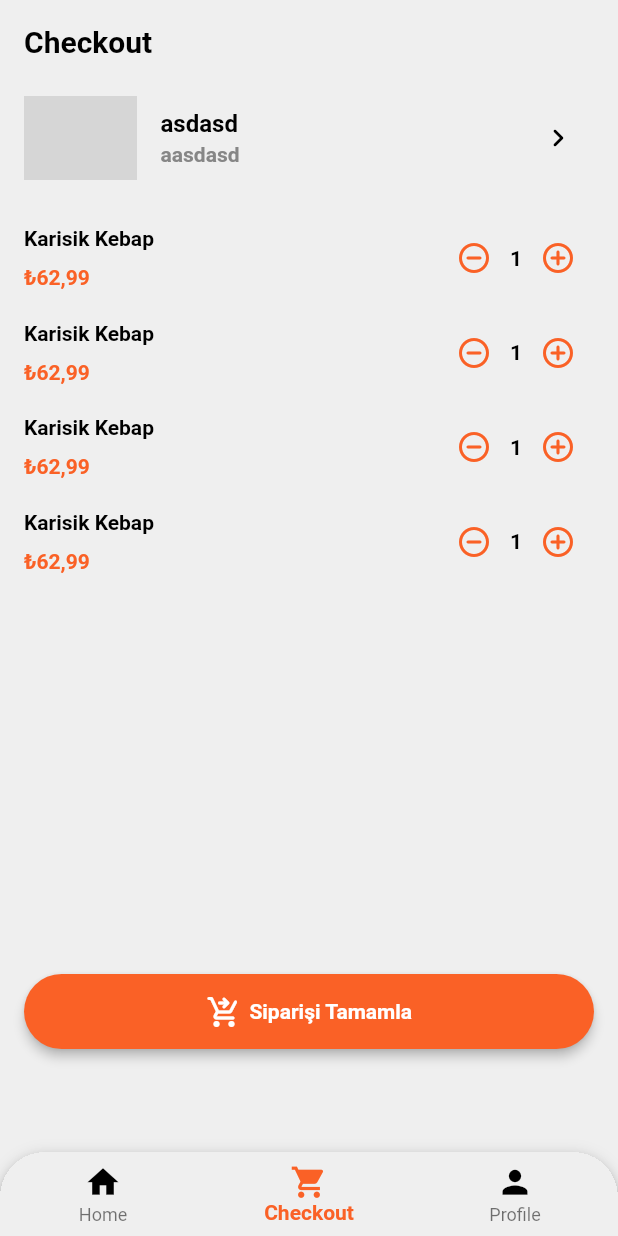
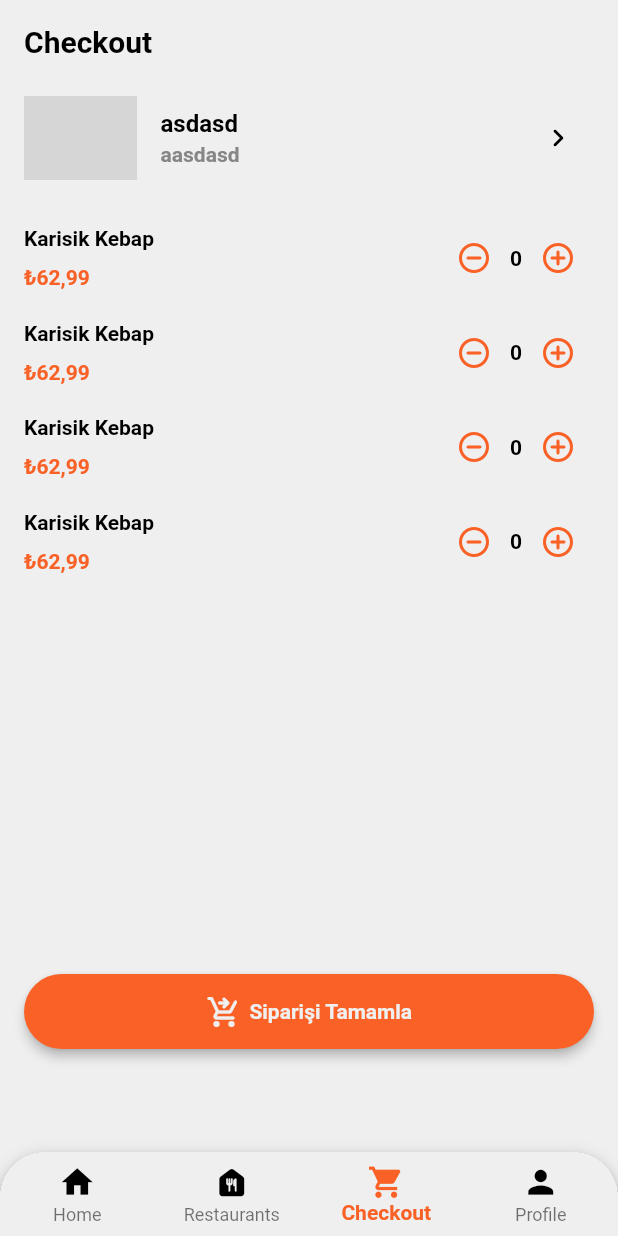
Before and after one commit to gorkemtoprak/LeanScale-Assignment, a Flutter app: the CheckoutView screen opened by its route, on a phone screen of 412 x 824 dp. Run offline on Flutter 3.47's test engine with Material 2 defaults, Android fonts, the phone set to English and light mode, and no system bars; our stand-ins replace auto_route, fluttertoast, hive, hive_flutter, lottie, stacked; accounts and stored records are empty; network calls fail; grey boxes are pictures that could not be loaded.

Commit message:
ADD: Unit Test, Restaurants Foods-APIs added and some views fixed

```diff
--- a/lib/core/navigation/router.dart
+++ b/lib/core/navigation/router.dart
@@ -18,6 +18,7 @@ import '../../features/restaurants/subviews/restaurant_detailed_view.dart';
       children: [
         RedirectRoute(path: '', redirectTo: 'home'),
         AutoRoute(initial: true, page: HomeView, name: 'home', path: 'home'),
+        AutoRoute(page: RestaurantsView, name: 'rest', path: 'rest'),
         AutoRoute(page: CheckoutView, name: 'checkout', path: 'checkout'),
       ],
     ),
--- a/lib/features/checkout/checkout_view.dart
+++ b/lib/features/checkout/checkout_view.dart
@@ -49,7 +49,7 @@ class CheckoutView extends StatelessWidget {
                 color: Constants.mainColor,
                 iconData: Icons.shopping_cart_checkout_rounded,
                 title: 'Siparişi Tamamla',
-                titleColor: Colors.white,
+                titleColor: Constants.white,
               ),
             ),
           ),
--- a/lib/features/checkout/widgets/checkout_items_widget.dart
+++ b/lib/features/checkout/widgets/checkout_items_widget.dart
@@ -38,7 +38,7 @@ class CartItemsWidget extends StatelessWidget {
         ),
         const QuantityWidget(
           price: '',
-          quantity: '1',
+          quantity: 0,
           showPrice: false,
         ),
       ],
--- a/lib/features/home/home_view.dart
+++ b/lib/features/home/home_view.dart
@@ -59,6 +59,7 @@ class HomeView extends StatelessWidget {
                                             .foodList[index].strCategoryThumb,
                                         description: model.foodList[index]
                                             .strCategoryDescription,
+                                        index: index,
                                       ),
                                     ));
                               },
@@ -80,7 +81,7 @@ class HomeView extends StatelessWidget {
                         AutoRouter.of(context).pushNamed('/restaurants');
                       },
                       title: 'Popular Restaurants',
-                      numbers: '5',
+                      numbers: '3',
                     ),
                   ),
                   //TODO: YOU SHOULD CHANGE THIS LATER..
--- a/lib/features/master/master_view.dart
+++ b/lib/features/master/master_view.dart
@@ -12,6 +12,7 @@ class MasterView extends StatelessWidget {
     return AutoTabsRouter(
       routes: const [
         Home(),
+        Rest(),
         Checkout(),
       ],
       builder: (context, child, animation) {
@@ -60,6 +61,19 @@ class MasterView extends StatelessWidget {
                 ),
                 BottomNavigationBarItem(
                   activeIcon: Icon(
+                    Icons.food_bank_rounded,
+                    size: 25,
+                    color: Constants.mainColor,
+                  ),
+                  icon: Icon(
+                    Icons.food_bank_rounded,
+                    size: 25,
+                    color: Constants.warmGreyTwo,
+                  ),
+                  label: 'Restaurants',
+                ),
+                BottomNavigationBarItem(
+                  activeIcon: Icon(
                     Icons.shopping_cart,
                     size: 25,
                     color: Constants.mainColor,
--- a/lib/features/restaurants/restaurants_view.dart
+++ b/lib/features/restaurants/restaurants_view.dart
@@ -12,7 +12,9 @@ class RestaurantsView extends StatelessWidget {
     return Scaffold(
       appBar: customAppBar('Restaurants'),
       backgroundColor: Constants.white,
-      body: GridView.builder(
+      body: Padding(
+        padding: const EdgeInsets.only(bottom: 80),
+        child: GridView.builder(
           padding: customPadding(),
           gridDelegate: const SliverGridDelegateWithFixedCrossAxisCount(
             crossAxisCount: 2,
@@ -25,6 +27,7 @@ class RestaurantsView extends StatelessWidget {
             return const RestaurantsWidget();
           },
         ),
+      ),
     );
   }
 }
--- a/lib/features/restaurants/widgets/products_widget.dart
+++ b/lib/features/restaurants/widgets/products_widget.dart
@@ -53,7 +53,7 @@ class ProductsListWidget extends StatelessWidget {
               //   height: 10,
               // ),
               QuantityWidget(
-                quantity: productQuantity ?? '',
+                quantity: 0,
                 price: productPrice ?? '',
                 showPrice: true,
               )
--- a/lib/models/category_model.dart
+++ b/lib/models/category_model.dart
@@ -2,7 +2,7 @@ import 'package:hive/hive.dart';
 
 part 'category_model.g.dart';
 
-@HiveType(typeId: 0)
+@HiveType(typeId: 1)
 class CategoryModel {
   @HiveField(0)
   final String? name;
--- a/lib/shared/custom_quantity_widget.dart
+++ b/lib/shared/custom_quantity_widget.dart
@@ -2,24 +2,30 @@ import 'package:flutter/material.dart';
 
 import '../core/utils/constants.dart';
 
-class QuantityWidget extends StatelessWidget {
-  final String? quantity;
+class QuantityWidget extends StatefulWidget {
+  final int? quantity;
   final String? price;
   final bool? showPrice;
   const QuantityWidget({
     Key? key,
-    this.quantity,
+    this.quantity = 0,
     this.price,
     this.showPrice,
   }) : super(key: key);
 
   @override
+  State<QuantityWidget> createState() => _QuantityWidgetState();
+}
+
+class _QuantityWidgetState extends State<QuantityWidget> {
+  int counter = 0;
+  @override
   Widget build(BuildContext context) {
     return Row(
       children: [
-        showPrice!
+        widget.showPrice!
             ? Text(
-                '₺$price',
+                '\$${widget.price}',
                 style: const TextStyle(
                   fontWeight: FontWeight.w600,
                   color: Colors.black,
@@ -27,21 +33,31 @@ class QuantityWidget extends StatelessWidget {
               )
             : const SizedBox(),
         IconButton(
-          onPressed: () {},
+          onPressed: () {
+            setState(() {
+              if (counter > widget.quantity!) {
+                counter--;
+              }
+            });
+          },
           icon: const Icon(
             Icons.remove_circle_outline_rounded,
             color: Constants.mainColor,
           ),
         ),
         Text(
-          '$quantity',
+          '$counter',
           style: const TextStyle(
             fontWeight: FontWeight.w600,
             color: Colors.black,
           ),
         ),
         IconButton(
-          onPressed: () {},
+          onPressed: () {
+            setState(() {
+              counter++;
+            });
+          },
           icon: const Icon(
             Icons.add_circle_outline_rounded,
             color: Constants.mainColor,
--- a/pubspec.yaml
+++ b/pubspec.yaml
@@ -25,6 +25,7 @@ dependencies:
   connectivity_plus: ^2.3.5
   http: ^0.13.4
   fluttertoast: ^8.0.9
+  lottie: ^1.3.0
 
 dev_dependencies:
   flutter_test:
```
Also changed, not shown: lib/features/categories/subviews/categories_detailed_view.dart (+31 -0 lines), lib/features/home/home_view_model.dart (+7 -0 lines), lib/features/restaurants/restaurants_view_model.dart (added, +81 -0 lines), lib/features/restaurants/subviews/restaurant_detailed_view.dart (+65 -26 lines), lib/models/restaurant_food_model.dart (added, +51 -0 lines), lib/shared/custom_empty_view.dart (added, +20 -0 lines), lib/core/navigation/router.gr.dart, lib/models/category_model.g.dart, lib/models/restaurant_food_model.g.dart (added), pubspec.lock, 4 other files. Lines whose indentation alone changed are shown as unchanged.
